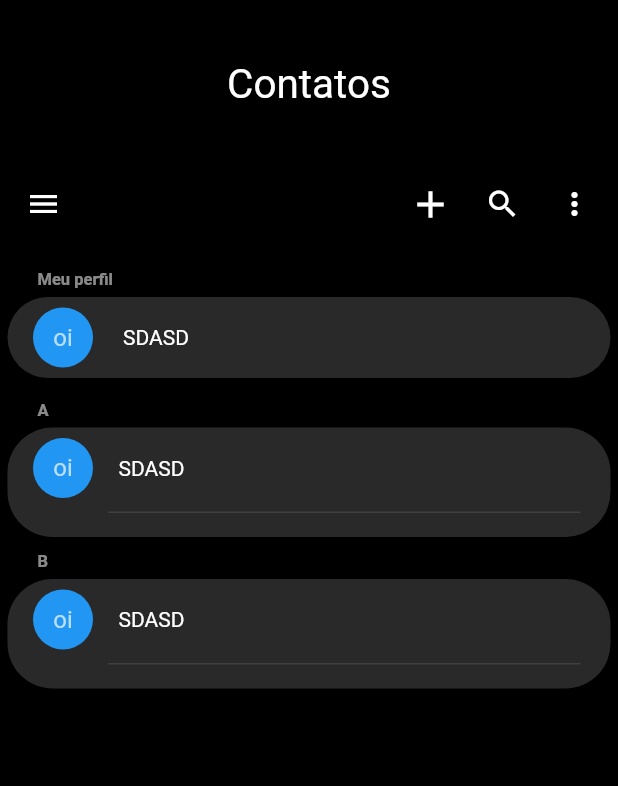
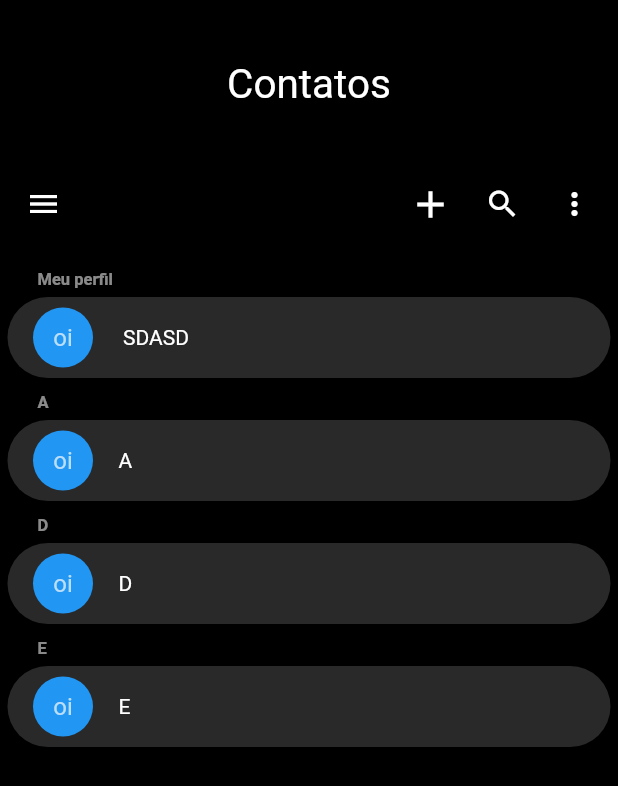
Before and after one commit to Danielmtdc16/contact_list, a Flutter app: the screen it shows after launch, on a phone screen of 412 x 824 dp. Shown: the top 786 px of the screen. Run offline on Flutter 3.47's test engine with Material 2 defaults, Android fonts, the phone set to English and light mode, and no system bars; our stand-ins replace sqflite; accounts and stored records are empty.

```diff
--- a/lib/constantes.dart
+++ b/lib/constantes.dart
@@ -1,3 +1,14 @@
 import 'package:flutter/material.dart';
 
 const Color kbackgroundContact = Color(0xFF292929);
+
+const String contactTable = "contactTable";
+const String idColumn = "idColumn";
+const String nameColumn = "nameColumn";
+const String emailColumn = "emailColumn";
+const String phoneColumn = "phoneColumn";
+const String imgColumn = "imgColumn";
+
+const List<String> kletters = ["A", "B", "C", "D", "E", "F", "G", "H", "I", "J",
+                              "K", "L", "M", "N", "O", "P", "Q", "R", "S", "T",
+                              "U", "V", "W", "X", "Y", "Z"];
--- /dev/null
+++ b/lib/models/contact.dart
@@ -0,0 +1,32 @@
+import 'package:contact_list/constantes.dart';
+
+class Contact {
+
+  int? id;
+  String? name;
+  String? email;
+  String? phone;
+  String? img;
+  Contact();
+  Contact.fromMap(Map map){
+    id = map["idColumn"];
+    name = map["nameColumn"];
+    email = map["emailColumn"];
+    phone = map["phoneColumn"];
+    img = map["imgColumn"];
+  }
+
+  Map toMap(){
+    Map<String, dynamic> map = {
+      nameColumn: name,
+      emailColumn: email,
+      phoneColumn: phone,
+      imgColumn: img,
+    };
+
+    if (id != null){
+      map[idColumn] = id;
+    }
+    return map;
+  }
+}
--- a/lib/models/contact_helper.dart
+++ b/lib/models/contact_helper.dart
@@ -1,15 +1,13 @@
 import 'package:sqflite/sqflite.dart';
 import 'package:path/path.dart';
+import 'package:contact_list/constantes.dart';
+import 'package:contact_list/models/contact.dart';
+import 'package:contact_list/constantes.dart';
 import 'dart:async';
 
-const String contactTable = "contactTable";
-const String idColumn = "idColumn";
-const String nameColumn = "nameColumn";
-const String emailColumn = "emailColumn";
-const String phoneColumn = "phoneColumn";
-const String imgColumn = "imgColumn";
+class ContactHelper{
 
-class ContactHelper{
+  Contact contact = Contact();
 
   static final ContactHelper _instance = ContactHelper.internal();
 
@@ -77,15 +75,32 @@ class ContactHelper{
     );
   }
 
-  Future<List> getAllContacts() async {
+  Future<Map<String, List<Contact>>> getAllContacts() async {
     Database? dbContact = await db;
     List listMap = await dbContact!.rawQuery("SELECT * FROM $contactTable");
     List<Contact> listContact = [];
+    Map<String, List<Contact>> lettersContacts = {};
+    List<Contact> temporaryContacts = [];
     for (Map m in listMap) {
       listContact.add(Contact.fromMap(m));
     }
+    print("tamanho da lista quando obtem do banco> ${listContact.length}");
+    for (int letter = 0; letter < kletters.length; letter++){
+      for (int contact = 0; contact < listContact.length; contact++){
+        if (listContact[contact].name != null) {
+          if (listContact[contact].name![0].toUpperCase() == kletters[letter]) {
+            print("Salvei o contato de nome: ${listContact[contact].name}");
+            temporaryContacts.add(listContact[contact]);
+          }
+        }
+      }
+      if (temporaryContacts.length > 0) {
+        lettersContacts[kletters[letter]] = temporaryContacts;
+      }
+      temporaryContacts = [];
+    }
 
-    return listContact;
+    return lettersContacts;
   }
 
   Future<int> getNumber() async {
@@ -103,34 +118,3 @@ class ContactHelper{
     dbContact!.delete(contactTable, where: "$idColumn != -1");
   }
 }
-
-class Contact {
-
-  int? id;
-  String? name;
-  String? email;
-  String? phone;
-  String? img;
-  Contact();
-  Contact.fromMap(Map map){
-    id = map["idColumn"];
-    name = map["nameColumn"];
-    email = map["emailColumn"];
-    phone = map["phoneColumn"];
-    img = map["imgColumn"];
-  }
-
-  Map toMap(){
-    Map<String, dynamic> map = {
-      nameColumn: name,
-      emailColumn: email,
-      phoneColumn: phone,
-      imgColumn: img,
-    };
-
-    if (id != null){
-      map[idColumn] = id;
-    }
-    return map;
-  }
-}
--- a/lib/pages/home_page.dart
+++ b/lib/pages/home_page.dart
@@ -1,6 +1,8 @@
 import 'package:flutter/material.dart';
-import '../models/contact_helper.dart';
-import '../constantes.dart';
+import 'package:contact_list/constantes.dart';
+import 'package:contact_list/models/contact.dart';
+import 'package:contact_list/models/contact_helper.dart';
+import 'package:contact_list/widgets/card_contact.dart';
 import 'e.dart';
 
 class HomePage extends StatefulWidget {
@@ -13,7 +15,7 @@ class HomePage extends StatefulWidget {
 class _HomePageState extends State<HomePage> {
   ContactHelper helper = ContactHelper();
 
-  List<Contact> contacts = [];
+  Map<String, List<Contact>> lettersContacts = {};
 
   @override
   void initState() {
@@ -21,28 +23,39 @@ class _HomePageState extends State<HomePage> {
 
     super.initState();
 
-    Contact c = Contact();
-    c.name = "D";
-    c.email = "as";
-    c.phone = "sdas";
-    c.img = "asds";
+
     Contact d = Contact();
     d.name = "D";
     d.email = "as";
     d.phone = "sdas";
-    d.img = "asds";
+    d.img = "images/img-padrao.png";
+    Contact c = Contact();
+    c.name = "C";
+    c.email = "as";
+    c.phone = "sdas";
+    c.img = "images/img-padrao.png";
+    Contact e = Contact();
+    e.name = "E";
+    e.email = "as";
+    e.phone = "sdas";
+    e.img = "images/img-padrao.png";
+    Contact a = Contact();
+    a.name = "A";
+    a.email = "as";
+    a.phone = "sdas";
+    a.img = "images/img-padrao.png";
 
     helper.saveContact(c);
     helper.saveContact(d);
+    helper.saveContact(e);
+    helper.saveContact(a);
 
-    helper.getAllContacts().then((list) {
+    helper.getAllContacts().then((map) {
       setState(() {
-        contacts = list as List<Contact>;
+        lettersContacts = map;
       });
     });
 
-    print(contacts.length);
-    helper.deleteAll();
   }
 
   @override
@@ -141,62 +154,7 @@ class _HomePageState extends State<HomePage> {
                     ],
                   ),
                 ),
-                SizedBox(height: 15.0),
-                Padding(
-                  padding: const EdgeInsets.only(left: 20.0, bottom: 5),
-                  child: const Text(
-                    "A",
-                    style: TextStyle(
-                      color: Colors.white54,
-                      fontSize: 11,
-                      fontWeight: FontWeight.w700,
-                    ),
-                  ),
-                ),
-                Container(
-                  padding: EdgeInsets.only(top: 7.0, bottom: 7.0, left: 17),
-                  decoration: BoxDecoration(
-                    borderRadius: BorderRadius.circular(30),
-                    color: kbackgroundContact,
-                  ),
-                  child: ListView.builder(
-                    shrinkWrap: true,
-                    physics: NeverScrollableScrollPhysics(),
-                    itemCount: contacts.length,
-                    itemBuilder: (context, index) {
-                      print(contacts.length);
-                      return _contactCard(context, index);
-                    },
-                  ),
-                ),
-                SizedBox(height: 10,),
-                Padding(
-                  padding: const EdgeInsets.only(left: 20.0, bottom: 5),
-                  child: const Text(
-                    "B",
-                    style: TextStyle(
-                      color: Colors.white54,
-                      fontSize: 11,
-                      fontWeight: FontWeight.w700,
-                    ),
-                  ),
-                ),
-                Container(
-                  padding: EdgeInsets.only(top: 7.0, bottom: 7.0, left: 17),
-                  decoration: BoxDecoration(
-                    borderRadius: BorderRadius.circular(30),
-                    color: kbackgroundContact,
-                  ),
-                  child: ListView.builder(
-                    shrinkWrap: true,
-                    physics: NeverScrollableScrollPhysics(),
-                    itemCount: contacts.length,
-                    itemBuilder: (context, index) {
-                      print(contacts.length);
-                      return _contactCard(context, index);
-                    },
-                  ),
-                ),
+                gerarQuadro(),
               ],
             ),
           ),
@@ -205,39 +163,14 @@ class _HomePageState extends State<HomePage> {
     );
   }
 
-  Widget _contactCard(BuildContext context, int index) {
-    return GestureDetector(
-      child: const Column(
-        children: [
-          Row(
-            children: [
-              CircleAvatar(
-                child: Text("oi"),
-                backgroundColor: Colors.blue,
-              ),
-              Expanded(
-                  child: Padding(
-                padding: const EdgeInsets.only(left: 17.0),
-                child: Text(
-                  "SDASD",
-                  style: TextStyle(color: Colors.white),
-                ),
-              )),
-            ],
-          ),
-          Padding(
-            padding: const EdgeInsets.only(right: 20, left: 50),
-            child: Divider(
-              color: Colors.white10,
-              height: 19,
-              thickness: 1,
-            ),
-          )
-        ],
-      ),
-      onTap: () {
-        Navigator.push(context, MaterialPageRoute(builder: (context) => E()));
-      },
-    );
+  gerarQuadro() {
+    print("tamanho do map: ${lettersContacts.length}");
+    return Column(
+        children: List.generate(lettersContacts.length, (index) {
+          List<String> keys = lettersContacts.keys.toList();
+          print("keys: ${keys}");
+          return CardContact(lettersContacts: lettersContacts, letter: keys[index]);
+        }
+        ));
   }
 }
--- a/lib/widgets/card_contact.dart
+++ b/lib/widgets/card_contact.dart
@@ -1,16 +1,104 @@
+import 'dart:io';
 import 'package:flutter/material.dart';
-import '../constantes.dart';
+import 'package:contact_list/constantes.dart';
+import 'package:contact_list/models/contact.dart';
 
-class CardContact extends StatelessWidget {
+class CardContact extends StatefulWidget {
 
-  final String? letter;
+  final Map<String, List<Contact>> lettersContacts;
+  final String letter;
 
-  const CardContact({Key? key, this.letter}) : super(key: key);
+  const CardContact({Key? key, required this.lettersContacts, required this.letter}) : super(key: key);
+
+  @override
+  State<CardContact> createState() => _CardContactState();
+}
+
+class _CardContactState extends State<CardContact> {
 
   @override
   Widget build(BuildContext context) {
     return Column(
-
+      crossAxisAlignment: CrossAxisAlignment.start,
+      children: [
+        Padding(
+          padding: const EdgeInsets.only(top: 10, left: 20.0, bottom: 5),
+          child: Text(
+            widget.letter,
+            style: const TextStyle(
+              color: Colors.white54,
+              fontSize: 11,
+              fontWeight: FontWeight.w700,
+            ),
+          ),
+        ),
+        Container(
+          padding: EdgeInsets.only(top: 7.0, bottom: 7.0, left: 17),
+          decoration: BoxDecoration(
+            borderRadius: BorderRadius.circular(30),
+            color: kbackgroundContact,
+          ),
+          child: ListView.builder(
+            shrinkWrap: true,
+            physics: NeverScrollableScrollPhysics(),
+            itemCount: widget.lettersContacts[widget.letter]!.length,
+            itemBuilder: (context, index) {
+              print(index);
+              return _cardContact(context, index);
+            },
+          ),
+        ),
+      ],
     );
   }
+
+  Widget _cardContact(BuildContext context, int index){
+    return GestureDetector(
+      child: Column(
+        children: [
+          Row(
+            children: <Widget>[
+              CircleAvatar(
+                child: Text("oi"),
+                backgroundColor: Colors.blue,
+              ),
+              Expanded(
+                child: Padding(
+                  padding: const EdgeInsets.only(left: 17.0),
+                  child: Text(
+                    _organizer(index),
+                    style: TextStyle(color: Colors.white),
+                  ),
+                ),
+              ),
+            ],
+          ),
+          _generateDivider(index)
+        ],
+      ),
+    );
+  }
+
+  String _organizer(int index){
+    if (widget.lettersContacts[widget.letter]![index].name == null || widget.lettersContacts[widget.letter]![index].name![0].toUpperCase() != widget.letter){
+      return "";
+    }
+    return widget.lettersContacts[widget.letter]![index].name!;
+  }
+
+  Widget _generateDivider(int index){
+    if (index + 1 != widget.lettersContacts[widget.letter]!.length){
+      return const Padding(
+        padding: EdgeInsets.only(right: 20, left: 50),
+        child: Divider(
+          color: Colors.white10,
+          height: 7,
+          thickness: 1,
+        ),
+      );
+    }
+    return Container();
+  }
+
+
 }
--- /dev/null
+++ b/lib/widgets/contact_group.dart
@@ -0,0 +1,20 @@
+import 'package:flutter/material.dart';
+import 'package:contact_list/widgets/card_contact.dart';
+import 'package:contact_list/models/contact.dart';
+import '../constantes.dart';
+
+class ContactGroup extends StatelessWidget {
+
+  final String? letter;
+  final List<Contact> contacts;
+
+
+  const ContactGroup({Key? key, this.letter, required this.contacts}) : super(key: key);
+
+  @override
+  Widget build(BuildContext context) {
+    return Column();
+  }
+
+
+}
--- a/pubspec.yaml
+++ b/pubspec.yaml
@@ -65,7 +65,7 @@ flutter:
   #   - images/a_dot_burr.jpeg
   #   - images/a_dot_ham.jpeg
   assets:
-    - images/icon01_contato_jbs.png
+    - images/img-padrao.png
   # An image asset can refer to one or more resolution-specific "variants", see
   # https://flutter.dev/assets-and-images/#resolution-aware
 
```
Also changed, not shown: images/img-padrao.png (renamed from images/icon01_contato_jbs.png).
